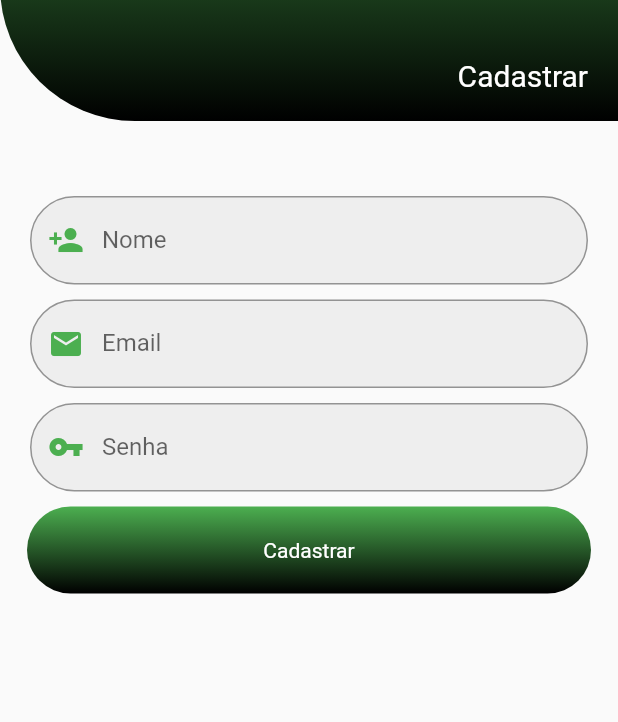
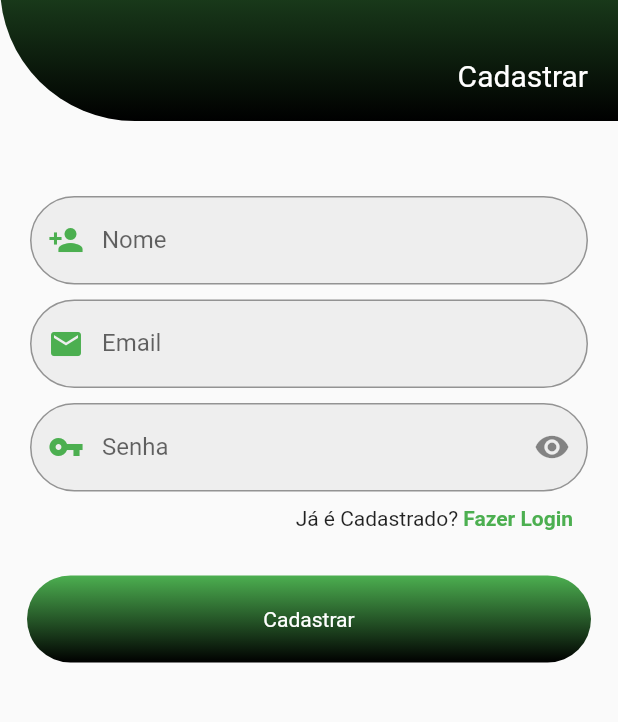
Before and after one commit to DevGomes78/Flutter-Login_Page, a Flutter app: the screen it shows after launch, after a tap on "Esqueceu a Senha?", on a phone screen of 412 x 824 dp, the part 254-976 px from its top. Run offline on Flutter 3.47's test engine with Material 2 defaults, Android fonts, the phone set to English and light mode, and no system bars.

Commit message:
atualizado layout atualizado tela cadastro verificado funcao de login atualizado classe login e senha atualizado classe cadastro de login com tratamento de erros criado rotas para para cadastro e login atualizado tela login e cadastro

```diff
--- a/lib/constants/routes.dart
+++ b/lib/constants/routes_api.dart
@@ -1,4 +1,5 @@
 import 'package:flutter_validation/views/cadastro.dart';
+import 'package:flutter_validation/views/login_page.dart';
 
 class Routes {
   static const singUp =
@@ -11,5 +12,7 @@ class Routes {
 
   static const cadastro = 'Cadastro';
 
+  static const loginPage = 'Login';
+
 
 }
--- a/lib/main.dart
+++ b/lib/main.dart
@@ -1,13 +1,11 @@
-import 'package:firebase_core/firebase_core.dart';
 import 'package:flutter/material.dart';
-import 'package:flutter_validation/constants/routes.dart';
+import 'package:flutter_validation/constants/routes_api.dart';
 import 'package:flutter_validation/views/bem_vindo.dart';
 import 'package:flutter_validation/views/cadastro.dart';
-import 'package:flutter_validation/views/home_page.dart';
+import 'package:flutter_validation/views/login_page.dart';
 import 'package:flutter_validation/views/splash.dart';
 
 void main() async {
-  //await Firebase.initializeApp();
   runApp(const MyApp());
 }
 
@@ -22,8 +20,9 @@ class MyApp extends StatelessWidget {
       theme: ThemeData(brightness: Brightness.light),
       home: const Splash(),
       routes: {
-        Routes.bemVindo:(context)=> BemVindo(),
-        Routes.cadastro:(context)=> Cadastro(),
+        Routes.bemVindo: (context) => BemVindo(),
+        Routes.cadastro: (context) => Cadastro(),
+        Routes.loginPage: (context) => Login(),
       },
     );
   }
--- /dev/null
+++ b/lib/routes/routes.dart
@@ -0,0 +1,10 @@
+class RoutesPage {
+
+  static const bemVindo = 'BemVindo';
+
+  static const cadastro = 'Cadastro';
+
+  static const loginPage = 'Login';
+
+
+}
--- a/lib/sing_up/login_singup.dart
+++ b/lib/sing_up/login_singup.dart
@@ -1,7 +1,7 @@
 import 'dart:convert';
 
 import 'package:flutter/material.dart';
-import 'package:flutter_validation/constants/routes.dart';
+import 'package:flutter_validation/constants/routes_api.dart';
 import 'package:flutter_validation/views/bem_vindo.dart';
 import 'package:http/http.dart' as http;
 
--- a/lib/sing_up/sing_up_service.dart
+++ b/lib/sing_up/sing_up_service.dart
@@ -1,6 +1,6 @@
 import 'dart:convert';
 import 'package:flutter/material.dart';
-import 'package:flutter_validation/constants/routes.dart';
+import 'package:flutter_validation/constants/routes_api.dart';
 import 'package:http/http.dart' as http;
 
 class SingUpService {
--- a/lib/views/bem_vindo.dart
+++ b/lib/views/bem_vindo.dart
@@ -9,7 +9,7 @@ class BemVindo extends StatelessWidget {
       appBar: AppBar(
         title: Text('Bem vindo'),
       ),
-      body:  Center(
+      body:  const Center(
         child:  Text('bem vindo'),
       ),
     );
--- a/lib/views/cadastro.dart
+++ b/lib/views/cadastro.dart
@@ -1,15 +1,28 @@
 import 'package:flutter/material.dart';
+import 'package:flutter_validation/constants/routes_api.dart';
 import 'package:flutter_validation/sing_up/sing_up_service.dart';
 import 'package:flutter_validation/utils/validate.dart';
+import 'package:flutter_validation/views/login_page.dart';
 import 'package:flutter_validation/widgets/button_widget.dart';
 import 'package:flutter_validation/widgets/container_widget.dart';
 import 'package:flutter_validation/widgets/text_form_widget.dart';
+import 'package:flutter_validation/widgets/text_widget.dart';
 
-class Cadastro extends StatelessWidget {
+class Cadastro extends StatefulWidget {
+  @override
+  State<Cadastro> createState() => _CadastroState();
+}
+
+class _CadastroState extends State<Cadastro> {
+  bool _obscureText = true;
   TextEditingController emailController = TextEditingController();
+
   TextEditingController senhaController = TextEditingController();
+
   TextEditingController nomeController = TextEditingController();
+
   TextEditingController sobreNomeController = TextEditingController();
+
   TextEditingController phoneController = TextEditingController();
 
   final _formKey = GlobalKey<FormState>();
@@ -76,8 +89,18 @@ class Cadastro extends StatelessWidget {
                           Icons.vpn_key,
                           color: Colors.green,
                         ),
+                        sulfixIcon: GestureDetector(
+                          onTap: () {
+                            setState(() {
+                              _obscureText = !_obscureText;
+                            });
+                          },
+                          child: Icon(_obscureText
+                              ? Icons.visibility
+                              : Icons.visibility_off),
+                        ),
                         controller: senhaController,
-                        obscureText: true,
+                        obscureText: _obscureText,
                         validator: Validate().validateSenha,
                       ),
                     ),
@@ -85,15 +108,27 @@ class Cadastro extends StatelessWidget {
                 ),
               ),
               const SizedBox(height: 10),
+              InkWell(
+                onTap: () {
+                  Navigator.pushNamed(context, Routes.loginPage);
+                },
+                child: Textwidget(
+                  cadastro: 'Já é Cadastrado? ',
+                  login: 'Fazer Login',
+                ),
+              ),
+              const SizedBox(height: 30),
               GestureDetector(
                 onTap: () {
                   if (_formKey.currentState!.validate()) {
-                    SingUpService()
-                        .singUp(context,emailController.text,
-                        senhaController.text);
+                    SingUpService().singUp(
+                      context,
+                      emailController.text,
+                      senhaController.text,
+                    );
                   }
-                   nomeController.clear();
-                    emailController.clear();
+                  nomeController.clear();
+                  emailController.clear();
                   senhaController.clear();
                 },
                 child: ButtonWidget(
--- a/lib/views/login_page.dart
+++ b/lib/views/login_page.dart
@@ -1,16 +1,27 @@
 import 'package:flutter/material.dart';
-import 'package:flutter_validation/constants/routes.dart';
+import 'package:flutter_validation/constants/routes_api.dart';
+import 'package:flutter_validation/routes/routes.dart';
 import 'package:flutter_validation/sing_up/login_singup.dart';
 import 'package:flutter_validation/utils/validate.dart';
 import 'package:flutter_validation/widgets/button_widget.dart';
 import 'package:flutter_validation/widgets/container_widget.dart';
 import 'package:flutter_validation/widgets/text_form_widget.dart';
+import 'package:flutter_validation/widgets/text_widget.dart';
 import 'cadastro.dart';
 
-class Login extends StatelessWidget {
+class Login extends StatefulWidget {
+  @override
+  State<Login> createState() => _LoginState();
+}
+
+class _LoginState extends State<Login> {
   TextEditingController emailController = TextEditingController();
+
   TextEditingController senhaController = TextEditingController();
+
   final _formKey = GlobalKey<FormState>();
+
+  bool _obscureText = true;
 
   @override
   Widget build(BuildContext context) {
@@ -23,7 +34,9 @@ class Login extends StatelessWidget {
               ContainerWidget(text: 'Login'),
               const SizedBox(height: 50),
               Padding(
-                padding: const EdgeInsets.symmetric(horizontal: 15),
+                padding: const EdgeInsets.symmetric(
+                  horizontal: 15,
+                ),
                 child: Container(
                   decoration: BoxDecoration(
                     borderRadius: BorderRadius.circular(50),
@@ -44,7 +57,9 @@ class Login extends StatelessWidget {
               ),
               const SizedBox(height: 10),
               Padding(
-                padding: const EdgeInsets.symmetric(horizontal: 15),
+                padding: const EdgeInsets.symmetric(
+                  horizontal: 15,
+                ),
                 child: Container(
                   decoration: BoxDecoration(
                     borderRadius: BorderRadius.circular(50),
@@ -57,8 +72,18 @@ class Login extends StatelessWidget {
                       Icons.vpn_key,
                       color: Colors.green,
                     ),
+                    sulfixIcon: GestureDetector(
+                      onTap: () {
+                        setState(() {
+                          _obscureText = !_obscureText;
+                        });
+                      },
+                      child: Icon(_obscureText
+                          ? Icons.visibility
+                          : Icons.visibility_off),
+                    ),
                     controller: senhaController,
-                    obscureText: true,
+                    obscureText: _obscureText,
                     validator: Validate().validateSenha,
                   ),
                 ),
@@ -67,7 +92,12 @@ class Login extends StatelessWidget {
                 margin: const EdgeInsets.only(top: 10, right: 20),
                 alignment: Alignment.centerRight,
                 child: InkWell(
-                  child: const Text('Esqueceu a Senha?'),
+                  child: const Text(
+                    'Esqueceu a Senha?',
+                    style: TextStyle(
+                      fontWeight: FontWeight.bold,
+                    ),
+                  ),
                   onTap: () {
                     Navigator.pushNamed(context, Routes.cadastro);
                   },
@@ -83,37 +113,18 @@ class Login extends StatelessWidget {
                 ),
               ),
               const SizedBox(height: 10),
-              buildContainer(context),
+              InkWell(
+                onTap: () {
+                  Navigator.pushNamed(context, RoutesPage.cadastro);
+                },
+                child: Textwidget(
+                  cadastro: 'Nao tem Cadastro?  ',
+                  login: 'Cadastrar',
+                ),
+              ),
             ],
           ),
         ),
-      ),
-    );
-  }
-
-  buildContainer(BuildContext context) {
-    return Container(
-      child: Row(
-        mainAxisAlignment: MainAxisAlignment.center,
-        children: [
-          const Text('Nao tem Cadastro?'),
-          InkWell(
-            onTap: () {
-              Navigator.push(
-                context,
-                MaterialPageRoute(
-                  builder: (context) => Cadastro(),
-                ),
-              );
-            },
-            child: const Text(
-              'Cadastrar Agora',
-              style: TextStyle(
-                color: Colors.green,
-              ),
-            ),
-          )
-        ],
       ),
     );
   }
--- a/lib/widgets/container_widget.dart
+++ b/lib/widgets/container_widget.dart
@@ -3,7 +3,7 @@ import 'package:flutter/material.dart';
 class ContainerWidget extends StatelessWidget {
   String? text;
 
-  ContainerWidget({required this.text});
+  ContainerWidget({Key? key, required this.text}) : super(key: key);
 
   @override
   Widget build(BuildContext context) {
--- a/lib/widgets/text_form_widget.dart
+++ b/lib/widgets/text_form_widget.dart
@@ -3,7 +3,8 @@ import 'package:flutter/material.dart';
 class TextFormWidget extends StatelessWidget {
   String? labelText;
   String? hintText;
-  Widget? icon;
+  Widget? prefixIcon;
+  Widget? sulfixIcon;
   FormFieldValidator<String>? validator;
   TextEditingController? controller;
   bool obscureText;
@@ -12,10 +13,11 @@ class TextFormWidget extends StatelessWidget {
   TextFormWidget(
     this.labelText,
     this.hintText,
-    this.icon, {
+    this.prefixIcon,{
+      this.sulfixIcon,
     this.validator,
     this.controller,
-    this.obscureText = false,
+    this.obscureText = true,
     this.onChanged,
   });
 
@@ -29,7 +31,8 @@ class TextFormWidget extends StatelessWidget {
         border: OutlineInputBorder(
           borderRadius: BorderRadius.circular(50),
         ),
-        prefixIcon: icon,
+        prefixIcon: prefixIcon,
+        suffixIcon: sulfixIcon,
       ),
       validator: validator,
       controller: controller,
--- /dev/null
+++ b/lib/widgets/text_widget.dart
@@ -0,0 +1,33 @@
+import 'package:flutter/material.dart';
+import 'package:flutter_validation/views/login_page.dart';
+
+class Textwidget extends StatelessWidget {
+  String? cadastro;
+  String? login;
+
+  Textwidget({
+    Key? key,
+    required this.cadastro,
+    required this.login,
+  }) : super(key: key);
+
+  @override
+  Widget build(BuildContext context) {
+    return Padding(
+      padding: const EdgeInsets.symmetric(horizontal: 30),
+      child: Row(
+        mainAxisAlignment: MainAxisAlignment.end,
+        children: [
+          Text(cadastro!),
+          Text(
+            login!,
+            style: const TextStyle(
+              color: Colors.green,
+              fontWeight: FontWeight.bold,
+            ),
+          )
+        ],
+      ),
+    );
+  }
+}
```
